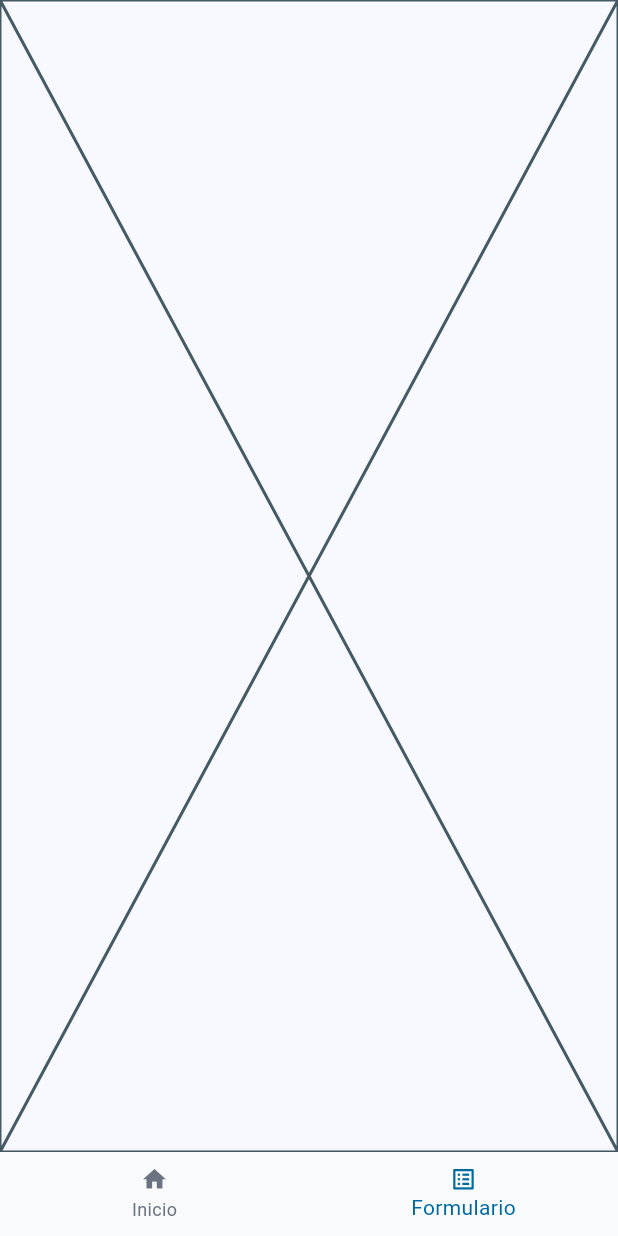
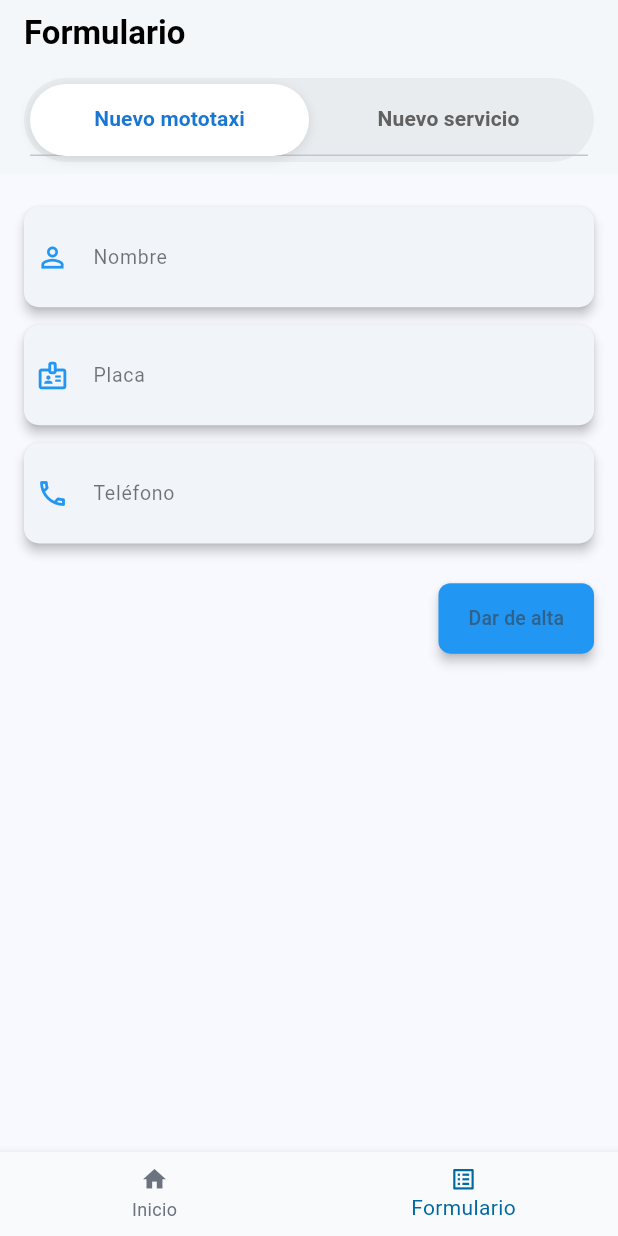
Before and after one commit to diegooooo10/app_motoservice, a Flutter app: the screen it shows after launch, item 2 of the bottom bar chosen, on a phone screen of 412 x 824 dp. Run offline on Flutter 3.47's test engine with Material 3 defaults, Android fonts, the light colour scheme and no system bars; our stand-ins replace cloud_firestore, firebase_core, flutter_dotenv, flutter_screenutil, google_fonts; accounts and stored records are empty.

Commit message:
Añaddio del diseño de la pantalla sin logica

```diff
--- a/lib/screens/barra_navegacion.dart
+++ b/lib/screens/barra_navegacion.dart
@@ -1,5 +1,6 @@
 import 'package:app_motoservice/screens/inicio.dart';
 import 'package:app_motoservice/theme/colors.dart';
+import 'formulario_screen.dart';
 import 'package:app_motoservice/theme/iconos.dart';
 import 'package:flutter/material.dart';
 
@@ -12,7 +13,7 @@ class BarraNavegacion extends StatefulWidget {
 
 class _MainNavigatorState extends State<BarraNavegacion> {
   int _selectedIndex = 0;
-  static final List<Widget> _pages = <Widget>[Mototaxis(), Ejemplo()];
+  static final List<Widget> _pages = <Widget>[Mototaxis(), FormularioScreen()];
   @override
   Widget build(BuildContext context) {
     return Scaffold(
--- /dev/null
+++ b/lib/screens/formulario_screen.dart
@@ -0,0 +1,67 @@
+import 'package:flutter/material.dart';
+import 'nuevo_mototaxi.dart';
+import 'nuevo_servicio.dart';
+
+class FormularioScreen extends StatelessWidget {
+  const FormularioScreen({super.key});
+
+  @override
+  Widget build(BuildContext context) {
+    return DefaultTabController(
+      length: 2,
+      child: Scaffold(
+        appBar: AppBar(
+          backgroundColor: Colors.white,
+          elevation: 1,
+          title: const Text(
+            'Formulario',
+            style: TextStyle(
+              fontWeight: FontWeight.bold,
+              color: Colors.black,
+            ),
+          ),
+          bottom: PreferredSize(
+            preferredSize: const Size.fromHeight(60),
+            child: Container(
+              alignment: Alignment.center,
+              margin: const EdgeInsets.symmetric(horizontal: 16, vertical: 8),
+              padding: const EdgeInsets.all(4),
+              decoration: BoxDecoration(
+                color: const Color(0xFFE9ECEF),
+                borderRadius: BorderRadius.circular(30),
+              ),
+              child: TabBar(
+                indicator: BoxDecoration(
+                  color: Colors.white,
+                  borderRadius: BorderRadius.circular(25),
+                  boxShadow: [
+                    BoxShadow(
+                      color: Colors.black.withOpacity(0.1),
+                      blurRadius: 6,
+                      offset: const Offset(0, 2),
+                    ),
+                  ],
+                ),
+                indicatorSize: TabBarIndicatorSize.tab,
+                indicatorPadding: EdgeInsets.zero,
+                labelColor: Colors.blue.shade700,
+                unselectedLabelColor: Colors.grey.shade700,
+                labelStyle: const TextStyle(fontWeight: FontWeight.w600),
+                tabs: const [
+                  Tab(text: 'Nuevo mototaxi'),
+                  Tab(text: 'Nuevo servicio'),
+                ],
+              ),
+            ),
+          ),
+        ),
+        body: const TabBarView(
+          children: [
+            NuevoMototaxi(),
+            NuevoServicio(),
+          ],
+        ),
+      ),
+    );
+  }
+}
--- /dev/null
+++ b/lib/screens/nuevo_mototaxi.dart
@@ -0,0 +1,78 @@
+import 'package:flutter/material.dart';
+
+class NuevoMototaxi extends StatelessWidget {
+  const NuevoMototaxi({super.key});
+
+  Widget buildInputCard({
+    required IconData icon,
+    required String label,
+    required TextEditingController controller,
+  }) {
+    return Card(
+      elevation: 3,
+      margin: const EdgeInsets.symmetric(vertical: 6),
+      shape: RoundedRectangleBorder(borderRadius: BorderRadius.circular(10)),
+      child: Padding(
+        padding: const EdgeInsets.symmetric(horizontal: 8),
+        child: TextFormField(
+          controller: controller,
+          style: const TextStyle(fontSize: 14),
+          decoration: InputDecoration(
+            icon: Icon(icon, color: Colors.blue, size: 22),
+            labelText: label,
+            labelStyle: const TextStyle(fontSize: 13, color: Colors.black54),
+            floatingLabelStyle: const TextStyle(color: Colors.blue, fontSize: 12),
+            border: InputBorder.none,
+            contentPadding: const EdgeInsets.symmetric(vertical: 16),
+          ),
+        ),
+      ),
+    );
+  }
+
+  @override
+  Widget build(BuildContext context) {
+    final nombreController = TextEditingController();
+    final placaController = TextEditingController();
+    final telefonoController = TextEditingController();
+
+    return SingleChildScrollView(
+      padding: const EdgeInsets.all(16),
+      child: Column(
+        children: [
+          buildInputCard(
+            icon: Icons.person_outline,
+            label: 'Nombre',
+            controller: nombreController,
+          ),
+          buildInputCard(
+            icon: Icons.badge_outlined,
+            label: 'Placa',
+            controller: placaController,
+          ),
+          buildInputCard(
+            icon: Icons.phone_outlined,
+            label: 'Teléfono',
+            controller: telefonoController,
+          ),
+          const SizedBox(height: 20),
+          Align(
+            alignment: Alignment.centerRight,
+            child: ElevatedButton(
+              onPressed: () {
+                //
+              },
+              style: ElevatedButton.styleFrom(
+                backgroundColor: Colors.blue,
+                padding: const EdgeInsets.symmetric(horizontal: 20, vertical: 14),
+                shape: RoundedRectangleBorder(borderRadius: BorderRadius.circular(8)),
+                elevation: 3,
+              ),
+              child: const Text('Dar de alta', style: TextStyle(fontSize: 13)),
+            ),
+          ),
+        ],
+      ),
+    );
+  }
+}
--- a/pubspec.yaml
+++ b/pubspec.yaml
@@ -27,3 +27,4 @@ flutter:
   uses-material-design: true
   assets:
     - assets/.env
+    - assets/img/
```
Also changed, not shown: lib/main.dart (+8 -3 lines), lib/screens/nuevo_servicio.dart (added, +172 -0 lines), lib/screens/splash_screen.dart (added, +76 -0 lines), assets/img/logo.png (added), 1 other file.
